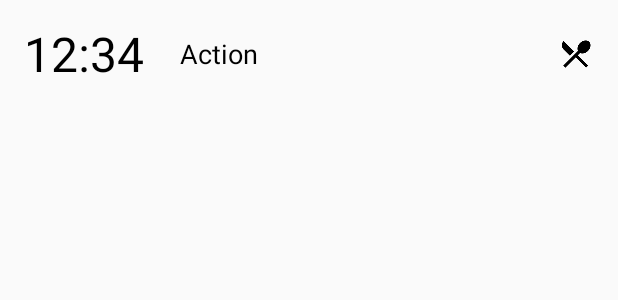
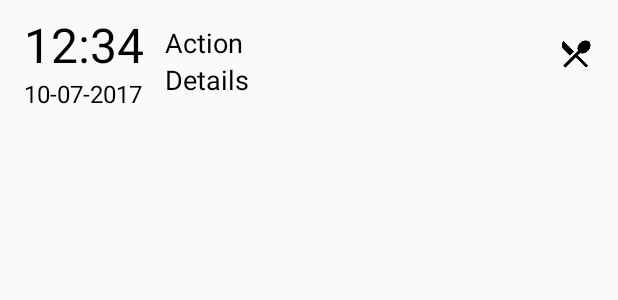
Before and after one commit to emgu/JacksDay, an Android app: the layout activity.xml on its own in the app's theme, with its tools: preview values and no code run, on a phone screen of 412 x 824 dp. Shown: the top 300 px of the screen. Run offline under Robolectric (Android 15) with nearby library versions, the phone set to English and light mode, and no system bars.

Commit message:
refactor, time and date handling, enhanced view

```diff
--- a/app/src/main/res/layout/activity.xml
+++ b/app/src/main/res/layout/activity.xml
@@ -1,16 +1,28 @@
 <?xml version="1.0" encoding="utf-8"?>
 <RelativeLayout xmlns:android="http://schemas.android.com/apk/res/android"
-    android:id="@+id/action_item"
+    android:id="@+id/activity"
     android:layout_width="match_parent"
     android:layout_height="72dp"
     android:clickable="true"
     >
 
     <TextView
-        android:id="@+id/action_time"
+        android:id="@+id/date"
         android:layout_width="wrap_content"
         android:layout_height="wrap_content"
-        android:layout_centerVertical="true"
+        android:layout_below="@+id/time"
+        android:paddingLeft="16dp"
+        android:text="10-07-2017"
+        android:textColor="@android:color/black"
+        android:textSize="16sp"
+        />
+
+    <TextView
+        android:id="@+id/time"
+        android:layout_width="wrap_content"
+        android:layout_height="wrap_content"
+        android:layout_marginTop="8dp"
+        android:layout_alignParentTop="true"
         android:paddingLeft="16dp"
         android:text="12:34"
         android:textColor="@android:color/black"
@@ -18,11 +30,11 @@
         />
 
     <TextView
-        android:id="@+id/action_title"
+        android:id="@+id/name"
         android:layout_width="match_parent"
         android:layout_height="wrap_content"
-        android:layout_centerVertical="true"
-        android:layout_marginLeft="120dp"
+        android:layout_marginTop="16dp"
+        android:layout_marginLeft="110dp"
         android:layout_marginRight="48dp"
         android:ellipsize="end"
         android:fontFamily="sans-serif"
@@ -31,14 +43,27 @@
         android:textSize="18sp"
         />
 
+    <TextView
+        android:id="@+id/details"
+        android:layout_width="match_parent"
+        android:layout_height="wrap_content"
+        android:layout_below="@+id/name"
+        android:layout_marginLeft="110dp"
+        android:layout_marginRight="48dp"
+        android:ellipsize="end"
+        android:fontFamily="sans-serif"
+        android:text="Details"
+        android:textColor="@android:color/black"
+        android:textSize="18sp"
+        />
+
     <ImageView
-        android:id="@+id/action_icon"
+        android:id="@+id/icon"
         android:layout_width="wrap_content"
         android:layout_height="match_parent"
         android:layout_alignParentRight="true"
         android:layout_centerVertical="true"
         android:padding="16dp"
-        android:src="@drawable/ic_local_dining_black_24dp"
-        />
+        android:src="@drawable/ic_local_dining_black_24dp" />
 
 </RelativeLayout>
--- a/app/src/main/res/layout/jacks_activities.xml
+++ b/app/src/main/res/layout/jacks_activities.xml
@@ -8,12 +8,12 @@
 
     <android.support.v7.widget.RecyclerView
         android:id="@+id/action_list"
-        android:layout_width="match_parent"
-        android:layout_height="match_parent"
+        android:layout_width="368dp"
+        android:layout_height="495dp"
         android:layout_marginTop="8dp"
         android:layout_marginLeft="8dp"
         app:layout_constraintLeft_toLeftOf="parent"
         app:layout_constraintTop_toTopOf="parent"
-        />
+        android:layout_marginStart="8dp" />
 
 </android.support.constraint.ConstraintLayout>
```
Also changed, not shown: app/src/main/java/com/example/guzik/jacksday/adapter/ActivityViewHolder.java (+29 -18 lines), app/src/main/java/com/example/guzik/jacksday/adapter/Adapter.java (+4 -3 lines), app/src/main/java/com/example/guzik/jacksday/model/Activity.java (+38 -14 lines), app/src/main/java/com/example/guzik/jacksday/model/ActivityRowMapper.java (+4 -3 lines), app/src/main/java/com/example/guzik/jacksday/model/Data.java (+15 -10 lines), app/src/main/java/com/example/guzik/jacksday/ui/JacksActivities.java (+13 -2 lines), 2 other files.
